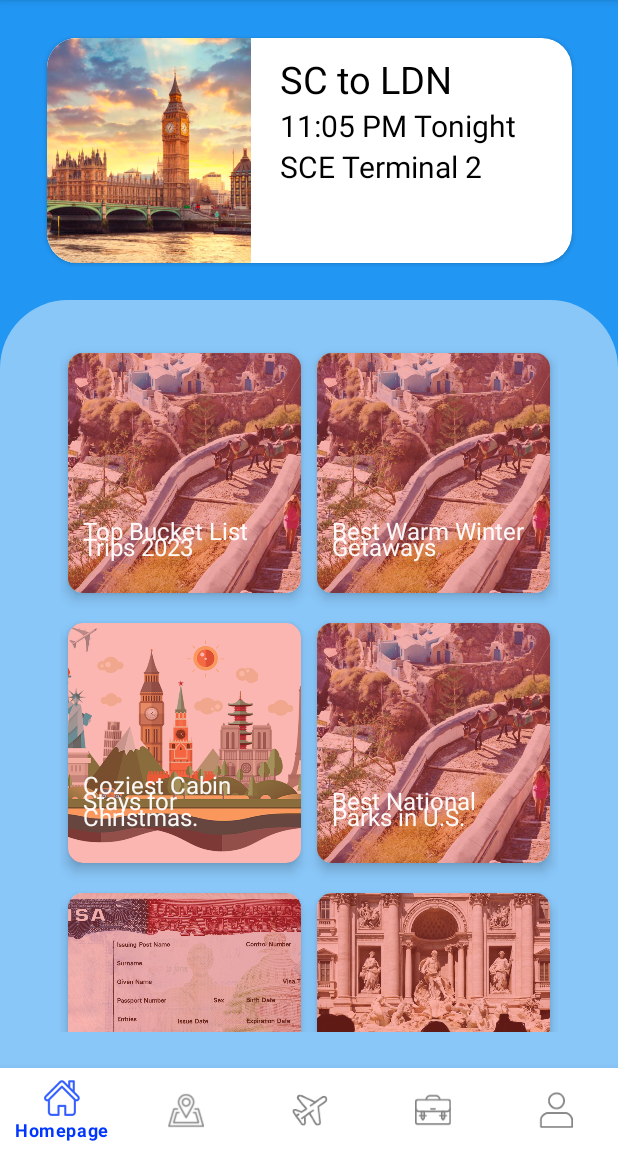
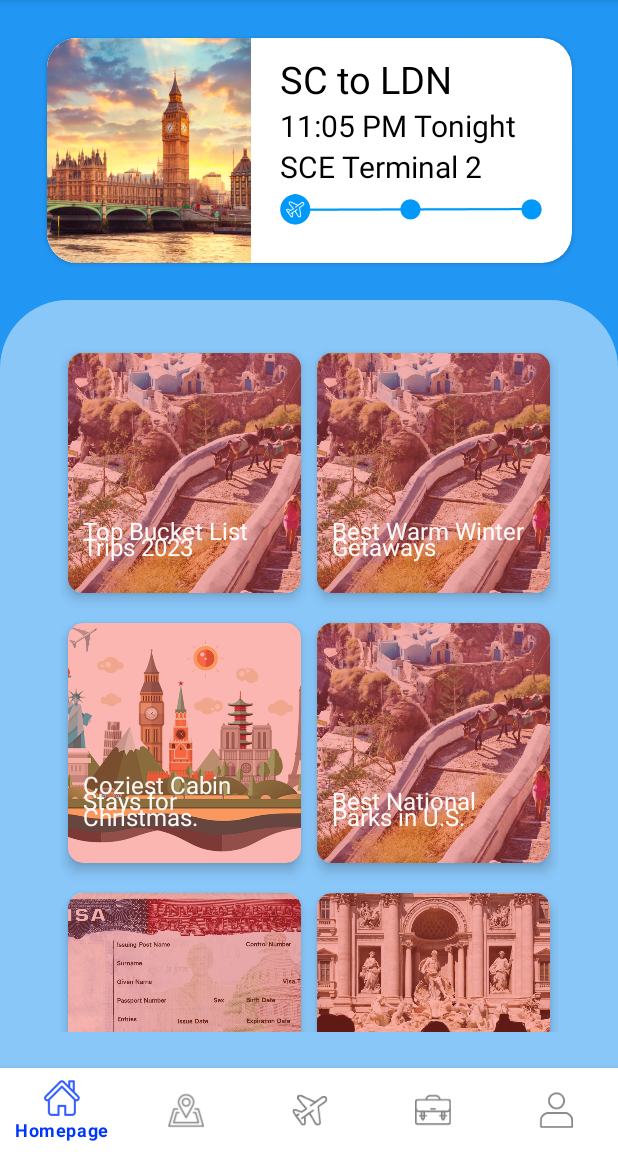
Before and after one commit to jiwagon/Tripper-App, an Android app: the screen it shows after launch (MainActivity), on a phone screen of 412 x 824 dp, the part 84-1236 px from its top. Run offline under Robolectric (Android 15) with nearby library versions, the phone set to English and light mode, and no system bars; our stand-ins replace navigation-ui.

Commit message:
edited home widget

```diff
--- a/app/src/main/res/layout/home_fragment.xml
+++ b/app/src/main/res/layout/home_fragment.xml
@@ -94,11 +94,11 @@
                     android:textSize="20sp"></TextView>
 
                 <TextView
-                    android:id="@+id/textView2"
+                    android:id="@+id/widget_heading3"
                     android:layout_width="200dp"
                     android:layout_height="wrap_content"
                     android:layout_below="@+id/widget_heading2"
-                    android:layout_alignStart = "@id/widget_heading2"
+                    android:layout_alignStart="@id/widget_heading2"
                     android:layout_marginStart="0dp"
                     android:layout_marginTop="0dp"
                     android:text="@string/widget_heading3"
@@ -107,6 +107,18 @@
 
                 </TextView>
 
+                <ImageView
+                    android:id="@+id/main_tracker"
+                    android:layout_width="175dp"
+                    android:layout_height="30dp"
+                    android:layout_below="@+id/widget_heading3"
+                    android:layout_alignStart="@id/widget_heading3"
+                    android:layout_alignParentEnd="true"
+                    android:layout_marginStart="0dp"
+                    android:layout_marginTop="0dp"
+                    android:layout_marginEnd="20dp"
+                    android:src="@drawable/tracker_1" />
+
             </RelativeLayout>
         </androidx.cardview.widget.CardView>
     </androidx.constraintlayout.widget.ConstraintLayout>
```
